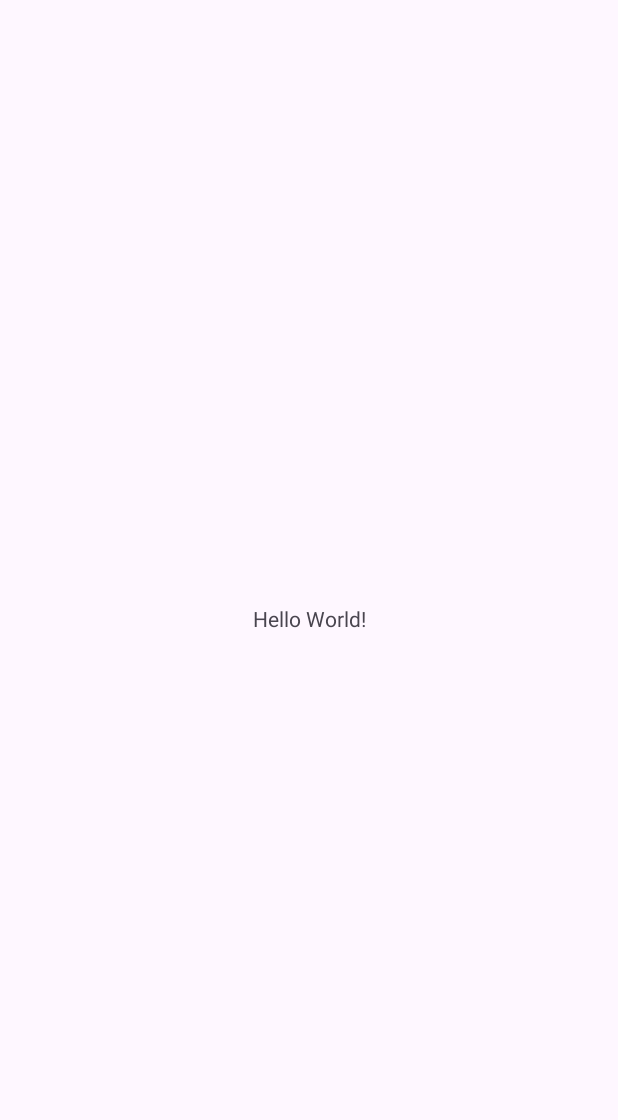
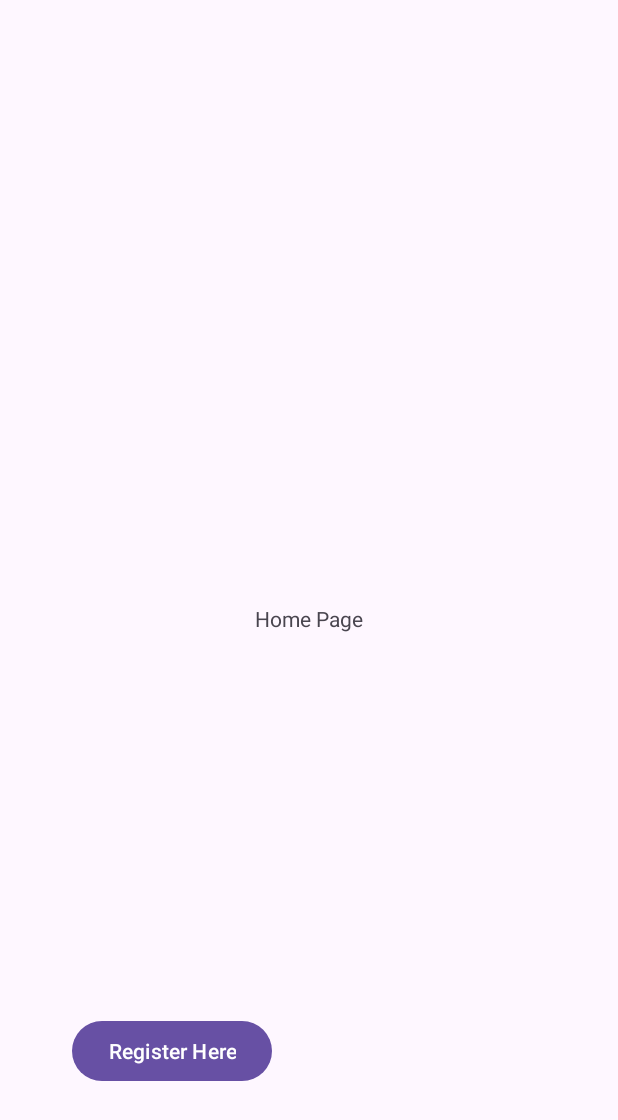
Before and after one commit to ThulaniThabethe/MCPA_Project_Sem2, an Android app: the screen it shows after launch (MainActivity), on a phone screen of 412 x 824 dp. Before the commit the part shown is almost empty. Shown: the top 1120 px of the screen. Run offline under Robolectric (Android 15) with nearby library versions, the phone set to English and light mode, and no system bars.

Commit message:
Register

```diff
--- a/app/build.gradle.kts
+++ b/app/build.gradle.kts
@@ -37,6 +37,7 @@ dependencies {
     implementation(libs.material)
     implementation(libs.activity)
     implementation(libs.constraintlayout)
+    implementation(libs.volley)
     testImplementation(libs.junit)
     androidTestImplementation(libs.ext.junit)
     androidTestImplementation(libs.espresso.core)
--- a/app/src/main/AndroidManifest.xml
+++ b/app/src/main/AndroidManifest.xml
@@ -1,8 +1,9 @@
 <?xml version="1.0" encoding="utf-8"?>
 <manifest xmlns:android="http://schemas.android.com/apk/res/android"
     xmlns:tools="http://schemas.android.com/tools">
-
+    <uses-permission android:name="android.permission.INTERNET" />
     <application
+        android:networkSecurityConfig="@xml/network_security_config"
         android:allowBackup="true"
         android:dataExtractionRules="@xml/data_extraction_rules"
         android:fullBackupContent="@xml/backup_rules"
@@ -11,6 +12,9 @@
         android:roundIcon="@mipmap/ic_launcher_round"
         android:supportsRtl="true"
         android:theme="@style/Theme.MCPASEM2ProjWoolworths">
+        <activity
+            android:name=".RegisterActivity"
+            android:exported="true" />
         <activity
             android:name=".MainActivity"
             android:exported="true">
--- a/app/src/main/java/com/example/mcpasem2projwoolworths/MainActivity.java
+++ b/app/src/main/java/com/example/mcpasem2projwoolworths/MainActivity.java
@@ -1,24 +1,29 @@
 package com.example.mcpasem2projwoolworths;
 
+import androidx.appcompat.app.AppCompatActivity;
+import android.content.Intent;
 import android.os.Bundle;
-
-import androidx.activity.EdgeToEdge;
-import androidx.appcompat.app.AppCompatActivity;
-import androidx.core.graphics.Insets;
-import androidx.core.view.ViewCompat;
-import androidx.core.view.WindowInsetsCompat;
+import android.view.View;
+import android.widget.Button;
 
 public class MainActivity extends AppCompatActivity {
 
     @Override
     protected void onCreate(Bundle savedInstanceState) {
         super.onCreate(savedInstanceState);
-        EdgeToEdge.enable(this);
         setContentView(R.layout.activity_main);
-        ViewCompat.setOnApplyWindowInsetsListener(findViewById(R.id.main), (v, insets) -> {
-            Insets systemBars = insets.getInsets(WindowInsetsCompat.Type.systemBars());
-            v.setPadding(systemBars.left, systemBars.top, systemBars.right, systemBars.bottom);
-            return insets;
+
+        // Find the button by its ID
+        Button goToRegisterButton = findViewById(R.id.buttonGoToRegister);
+
+        // Set a click listener
+        goToRegisterButton.setOnClickListener(new View.OnClickListener() {
+            @Override
+            public void onClick(View v) {
+                // Create an Intent to navigate from MainActivity to RegisterActivity
+                Intent intent = new Intent(MainActivity.this, RegisterActivity.class);
+                startActivity(intent);
+            }
         });
     }
 }
--- a/app/src/main/res/layout/activity_main.xml
+++ b/app/src/main/res/layout/activity_main.xml
@@ -10,10 +10,22 @@
     <TextView
         android:layout_width="wrap_content"
         android:layout_height="wrap_content"
-        android:text="Hello World!"
+        android:text="Home Page"
         app:layout_constraintBottom_toBottomOf="parent"
         app:layout_constraintEnd_toEndOf="parent"
         app:layout_constraintStart_toStartOf="parent"
         app:layout_constraintTop_toTopOf="parent" />
 
+    <Button
+        android:id="@+id/buttonGoToRegister"
+        android:layout_width="wrap_content"
+        android:layout_height="wrap_content"
+        android:text="Register Here"
+        app:layout_constraintBottom_toBottomOf="parent"
+        app:layout_constraintEnd_toEndOf="parent"
+        app:layout_constraintHorizontal_bias="0.173"
+        app:layout_constraintStart_toStartOf="parent"
+        app:layout_constraintTop_toTopOf="parent"
+        app:layout_constraintVertical_bias="0.872" />
+
 </androidx.constraintlayout.widget.ConstraintLayout>
--- /dev/null
+++ b/app/src/main/res/xml/network_security_config.xml
@@ -0,0 +1,6 @@
+<?xml version="1.0" encoding="utf-8"?>
+<network-security-config>
+    <domain-config cleartextTrafficPermitted="true">
+        <domain includeSubdomains="true">192.168.0.205</domain>
+    </domain-config>
+</network-security-config>
--- a/build.gradle.kts
+++ b/build.gradle.kts
@@ -1,4 +1,5 @@
 // Top-level build file where you can add configuration options common to all sub-projects/modules.
 plugins {
     alias(libs.plugins.android.application) apply false
+
 }
--- a/gradle/libs.versions.toml
+++ b/gradle/libs.versions.toml
@@ -1,5 +1,5 @@
 [versions]
-agp = "8.12.0"
+agp = "8.11.1"
 junit = "4.13.2"
 junitVersion = "1.1.5"
 espressoCore = "3.5.1"
@@ -7,6 +7,7 @@ appcompat = "1.6.1"
 material = "1.10.0"
 activity = "1.8.0"
 constraintlayout = "2.1.4"
+volley = "1.2.1"
 
 [libraries]
 junit = { group = "junit", name = "junit", version.ref = "junit" }
@@ -16,6 +17,7 @@ appcompat = { group = "androidx.appcompat", name = "appcompat", version.ref = "a
 material = { group = "com.google.android.material", name = "material", version.ref = "material" }
 activity = { group = "androidx.activity", name = "activity", version.ref = "activity" }
 constraintlayout = { group = "androidx.constraintlayout", name = "constraintlayout", version.ref = "constraintlayout" }
+volley = { group = "com.android.volley", name = "volley", version.ref = "volley" }
 
 [plugins]
 android-application = { id = "com.android.application", version.ref = "agp" }
```
Also changed, not shown: app/src/main/java/com/example/mcpasem2projwoolworths/RegisterActivity.java (added, +128 -0 lines), app/src/main/res/layout/activity_register.xml (added, +76 -0 lines).
